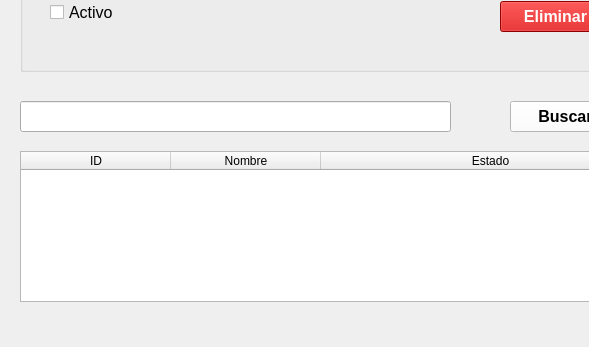
Old version of the form vistas/FrmRol.ui in the repository G-Mann00/HR_Seguridad; both pictures show x 0 to 589 and y 269 to 616 of the 677 by 616 pixel window.
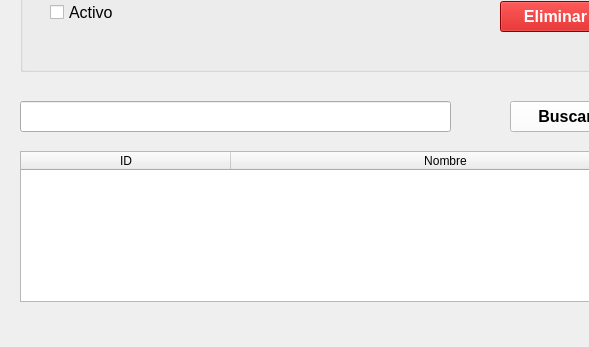
New version of the form. Icons and pictures are not drawn.

```diff
--- a/vistas/FrmRol.ui
+++ b/vistas/FrmRol.ui
@@ -422,7 +422,7 @@
     <enum>QAbstractItemView::SelectRows</enum>
    </property>
    <attribute name="horizontalHeaderDefaultSectionSize">
-    <number>150</number>
+    <number>210</number>
    </attribute>
    <attribute name="horizontalHeaderStretchLastSection">
     <bool>true</bool>
@@ -437,11 +437,6 @@
      <string>Nombre</string>
     </property>
    </column>
-   <column>
-    <property name="text">
-     <string>Estado</string>
-    </property>
-   </column>
   </widget>
  </widget>
  <tabstops>
```
